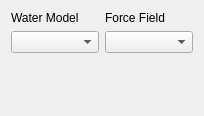
First picture: the form in ui/gromacssystemsettings.ui, repository breuerss/gromacs-ui, before the edit.
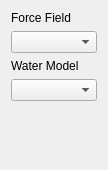
Second picture: the form after the edit.

Commit message: fix: layout of settings in node

The edit to the form file:
```diff
--- a/ui/gromacssystemsettings.ui
+++ b/ui/gromacssystemsettings.ui
@@ -6,8 +6,8 @@
    <rect>
     <x>0</x>
     <y>0</y>
-    <width>204</width>
-    <height>116</height>
+    <width>108</width>
+    <height>170</height>
    </rect>
   </property>
   <property name="windowTitle">
@@ -15,22 +15,6 @@
   </property>
   <layout class="QVBoxLayout" name="verticalLayout">
    <item>
-    <layout class="QHBoxLayout" name="horizontalLayout">
-     <item>
-      <layout class="QVBoxLayout" name="verticalLayout_7">
-       <item>
-        <widget class="QLabel" name="waterModelLabel">
-         <property name="text">
-          <string>Water Model</string>
-         </property>
-        </widget>
-       </item>
-       <item>
-        <widget class="QComboBox" name="waterModel"/>
-       </item>
-      </layout>
-     </item>
-     <item>
       <layout class="QVBoxLayout" name="verticalLayout_8">
        <item>
         <widget class="QLabel" name="forceFieldLabel">
@@ -43,6 +27,18 @@
         <widget class="QComboBox" name="forceField"/>
        </item>
       </layout>
+   </item>
+   <item>
+    <layout class="QVBoxLayout" name="verticalLayout_7">
+     <item>
+      <widget class="QLabel" name="waterModelLabel">
+       <property name="text">
+        <string>Water Model</string>
+       </property>
+      </widget>
+     </item>
+     <item>
+      <widget class="QComboBox" name="waterModel"/>
      </item>
     </layout>
    </item>
```
Lines whose indentation alone changed are shown as unchanged. The commit also changes 4 other files.
